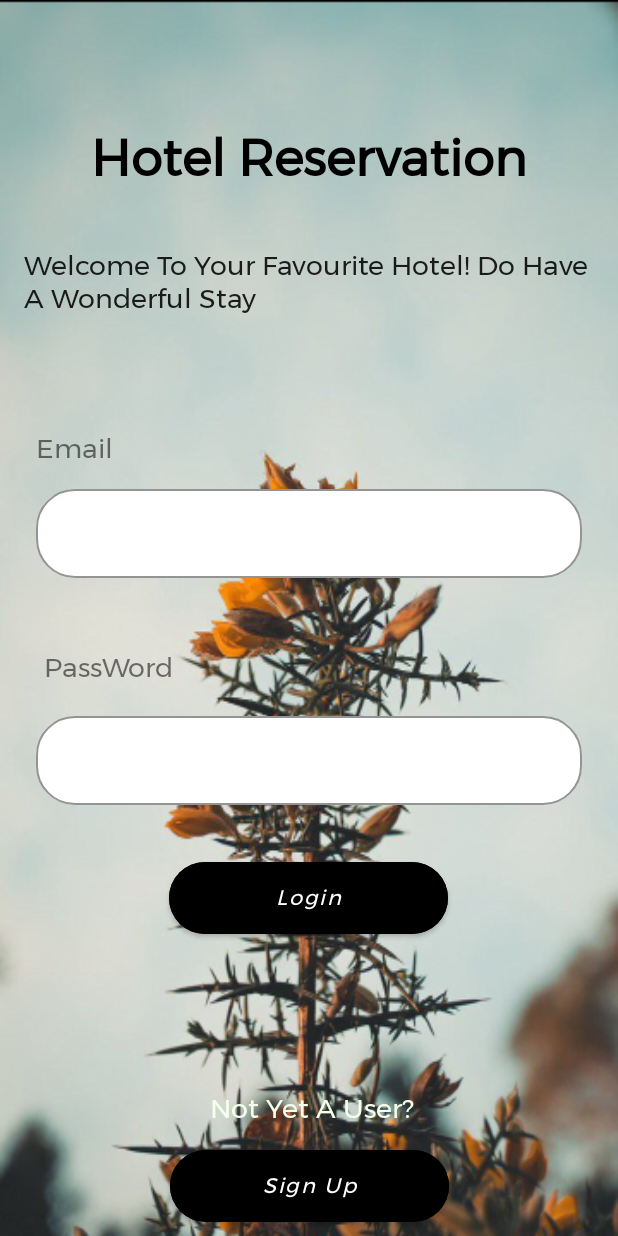
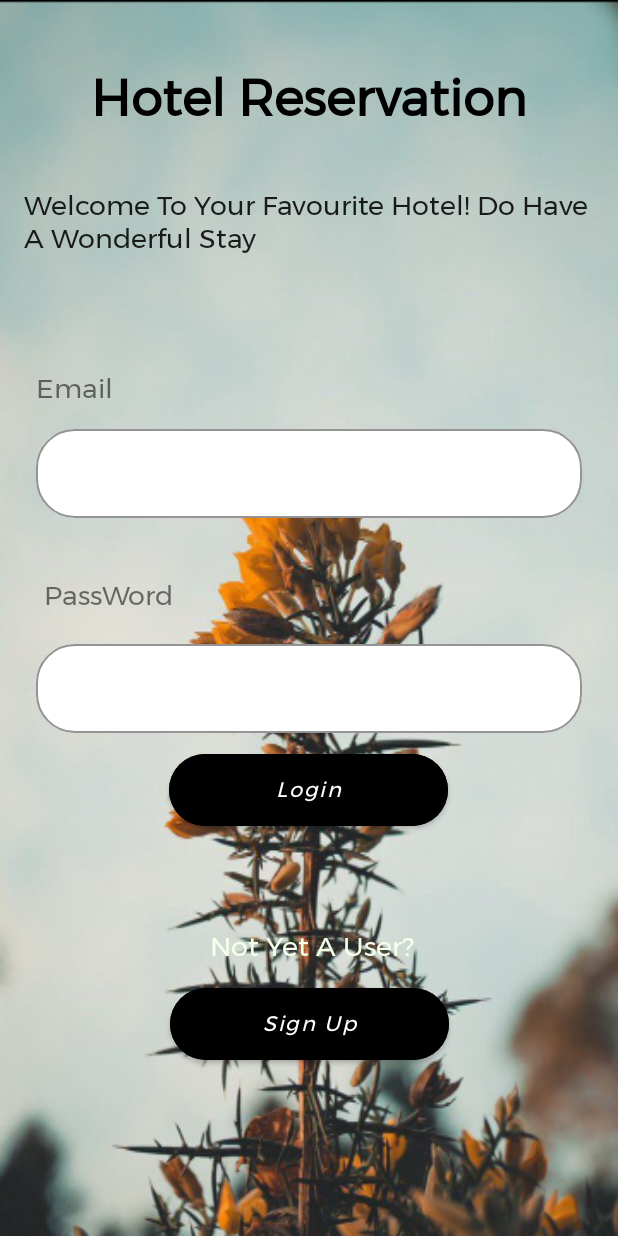
Before and after one commit to sobuur0/HotelApp, an Android app: the screen it shows after launch (SignInActivity), on a phone screen of 412 x 824 dp. Run offline under Robolectric (Android 15) with nearby library versions, the phone set to English and light mode, and no system bars; our stand-ins replace Firebase (no records; nobody signed in at launch, a user with empty details on screens opened directly).

Commit message:
more changes

```diff
--- a/app/src/main/res/layout/activity_sign_in.xml
+++ b/app/src/main/res/layout/activity_sign_in.xml
@@ -25,7 +25,7 @@ android:background="@drawable/bcksignup">
                 android:layout_width="match_parent"
                 android:layout_height="wrap_content"
                 android:layout_marginStart="8dp"
-                android:layout_marginTop="80dp"
+                android:layout_marginTop="40dp"
                 android:layout_marginEnd="8dp"
                 android:text="Hotel Reservation"
                 android:textAllCaps="false"
@@ -114,7 +114,7 @@ android:background="@drawable/bcksignup">
                 android:layout_width="match_parent"
                 android:layout_height="0dp"
                 android:layout_marginStart="24dp"
-                android:layout_marginTop="40dp"
+                android:layout_marginTop="32dp"
                 android:layout_marginEnd="8dp"
                 android:padding="5dp"
                 android:text="PassWord"
@@ -151,7 +151,7 @@ android:background="@drawable/bcksignup">
                 android:layout_width="match_parent"
                 android:layout_height="wrap_content"
                 android:layout_marginStart="16dp"
-                android:layout_marginTop="96dp"
+                android:layout_marginTop="60dp"
                 android:layout_marginEnd="8dp"
                 android:layout_weight="1"
                 android:text="Not Yet A User? "
@@ -168,7 +168,7 @@ android:background="@drawable/bcksignup">
                 android:layout_width="186dp"
                 android:layout_height="60dp"
                 android:layout_marginStart="161dp"
-                android:layout_marginTop="32dp"
+                android:layout_marginTop="8dp"
                 android:layout_marginEnd="162dp"
                 android:text="Login"
                 android:textAllCaps="false"
```
